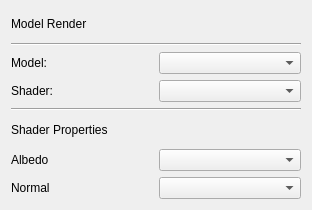
This is AdvancedGraphics/modelrenderwidget.ui in Trodek/Advanced-Graphics-Subject as Qt 5 draws it before an edit. The edited form follows.
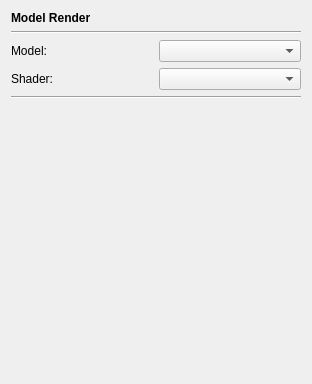
This is the edited form.

Diff of the .ui file:
```diff
--- a/AdvancedGraphics/modelrenderwidget.ui
+++ b/AdvancedGraphics/modelrenderwidget.ui
@@ -7,7 +7,7 @@
     <x>0</x>
     <y>0</y>
     <width>312</width>
-    <height>210</height>
+    <height>384</height>
    </rect>
   </property>
   <property name="windowTitle">
@@ -16,6 +16,12 @@
   <layout class="QVBoxLayout" name="verticalLayout">
    <item>
     <widget class="QLabel" name="label_3">
+     <property name="font">
+      <font>
+       <weight>75</weight>
+       <bold>true</bold>
+      </font>
+     </property>
      <property name="text">
       <string>Model Render</string>
      </property>
@@ -64,39 +70,20 @@
     </widget>
    </item>
    <item>
-    <widget class="QLabel" name="label_6">
-     <property name="text">
-      <string>Shader Properties</string>
-     </property>
-    </widget>
+    <layout class="QVBoxLayout" name="MaterialsLayout"/>
    </item>
    <item>
-    <layout class="QHBoxLayout" name="horizontalLayout_3">
-     <item>
-      <widget class="QLabel" name="label_4">
-       <property name="text">
-        <string>Albedo</string>
-       </property>
-      </widget>
-     </item>
-     <item>
-      <widget class="QComboBox" name="AlbedoComboBox"/>
-     </item>
-    </layout>
-   </item>
-   <item>
-    <layout class="QHBoxLayout" name="horizontalLayout_4">
-     <item>
-      <widget class="QLabel" name="label_5">
-       <property name="text">
-        <string>Normal</string>
-       </property>
-      </widget>
-     </item>
-     <item>
-      <widget class="QComboBox" name="NormalComboBox"/>
-     </item>
-    </layout>
+    <spacer name="verticalSpacer">
+     <property name="orientation">
+      <enum>Qt::Vertical</enum>
+     </property>
+     <property name="sizeHint" stdset="0">
+      <size>
+       <width>20</width>
+       <height>40</height>
+      </size>
+     </property>
+    </spacer>
    </item>
   </layout>
  </widget>
```
